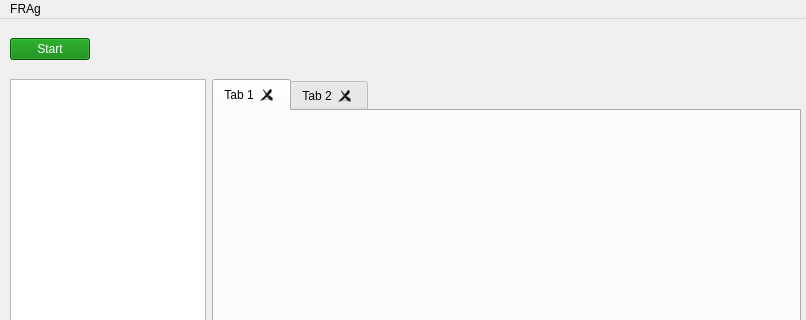
This is gui/design.ui in zborilf/FRAg as Qt 5 draws it before an edit; both pictures show x 0 to 806 and y 0 to 320 of the 806 by 600 pixel window. The edited form follows.
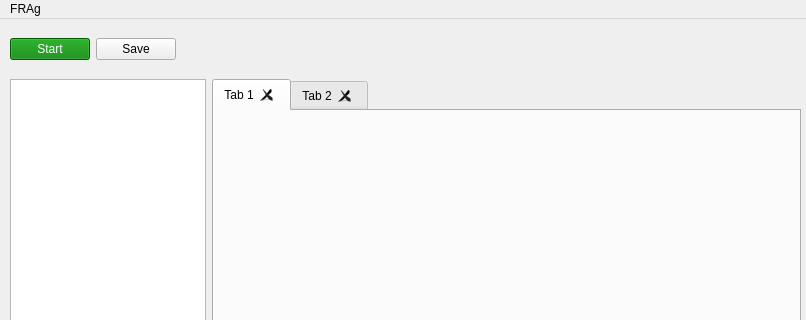
This is the edited form.

```diff
--- a/gui/design.ui
+++ b/gui/design.ui
@@ -72,7 +72,7 @@
       <height>41</height>
      </rect>
     </property>
-    <layout class="QHBoxLayout" name="topLayout" stretch="0,10">
+    <layout class="QHBoxLayout" name="topLayout" stretch="0,0,10">
      <item>
       <widget class="QPushButton" name="runButton">
        <property name="enabled">
@@ -94,6 +94,13 @@
        </property>
       </widget>
      </item>
+     <item>
+      <widget class="QPushButton" name="saveButton">
+       <property name="text">
+        <string>Save</string>
+       </property>
+      </widget>
+     </item>
      <item>
       <widget class="QLabel" name="fakeLabel">
        <property name="enabled">
```
